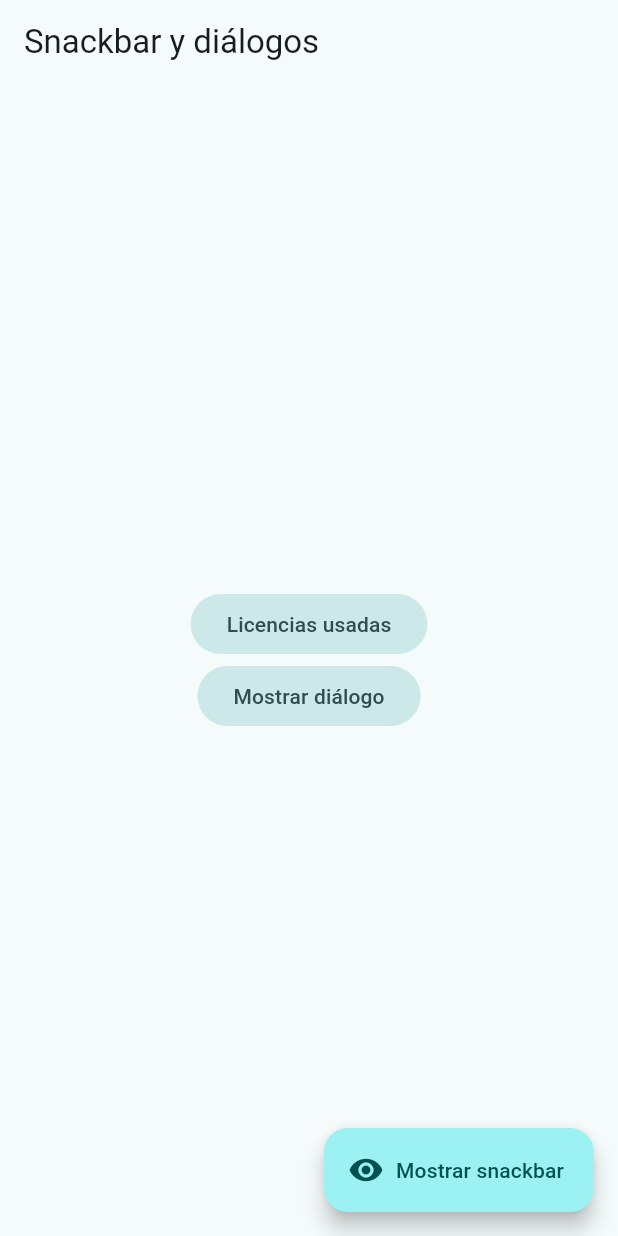
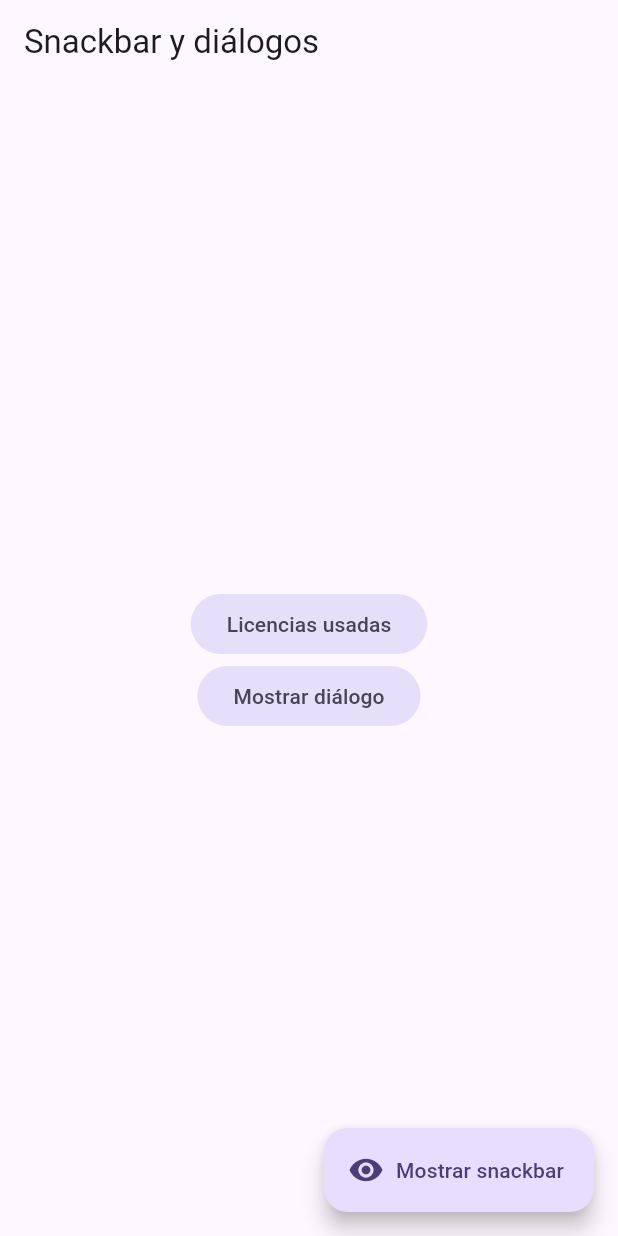
Before and after one commit to astabaresg/widgetswithflutter, a Flutter app: the SnackbarScreen screen opened by its route, on a phone screen of 412 x 824 dp. Run offline on Flutter 3.47's test engine with Material 2 defaults, Android fonts, the phone set to English and light mode, and no system bars; our stand-ins replace flutter_riverpod, go_router.

```diff
--- a/lib/config/theme/app_theme.dart
+++ b/lib/config/theme/app_theme.dart
@@ -1,16 +1,16 @@
 import 'package:flutter/material.dart';
 
 const colorList = <Color>[
-  Color(0xFFBDEDE0),
-  Color(0xFFBBDBD1),
-  Color(0xFFB6B8D6),
-  Color(0xFF7E78D2),
-  Color(0xFF6F58C9),
-  Color(0xFF22577A),
-  Color(0xFF38A3A5),
-  Color(0xFF57CC99),
-  Color(0xFF80ED99),
-  Color(0xFFC7F9CC)
+  Color(0xFFBDEDE0), // 0
+  Color(0xFFBBDBD1), // 1
+  Color(0xFFB6B8D6), // 2
+  Color(0xFF7E78D2), // 3
+  Color(0xFF6F58C9), // 4
+  Color(0xFF22577A), // 5
+  Color(0xFF38A3A5), // 6
+  Color(0xFF57CC99), // 7
+  Color(0xFF80ED99), // 8
+  Color(0xFFC7F9CC) // 9
 ];
 
 class AppTheme {
--- a/lib/main.dart
+++ b/lib/main.dart
@@ -27,8 +27,8 @@ class MainApp extends ConsumerWidget {
       routerConfig: appRouter,
       debugShowCheckedModeBanner: false,
       themeMode: theme,
-      theme: AppTheme(selectedColor: 6).getTheme(),
-      darkTheme: AppTheme(selectedColor: 8).getDarkTheme(),
+      theme: AppTheme(selectedColor: 4).getTheme(),
+      darkTheme: AppTheme(selectedColor: 4).getDarkTheme(),
       // home: const HomeScreen(),
       // routes: {
       //   '/buttons': (context) => const ButtonsScreen(),
```
Also changed, not shown: lib/domain/slide_info.dart (added, +7 -0 lines), lib/presentation/screens/app_tutorial/app_tutorial_screen.dart (+115 -2 lines), pubspec.yaml (+4 -4 lines), pubspec.lock.
